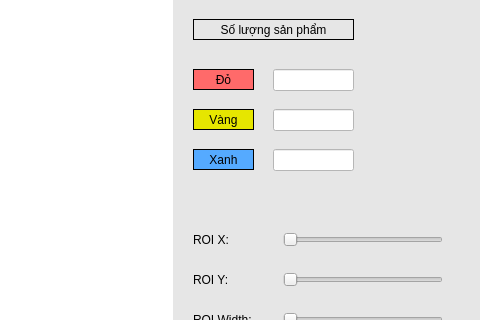
The window that InterfaceApp/pyqt/Services/widget.ui (vuloc333/Delta_v1.0) describes before a commit, drawn with Qt 5; both pictures show x 489 to 969 and y 127 to 447 of the 969 by 642 pixel window.
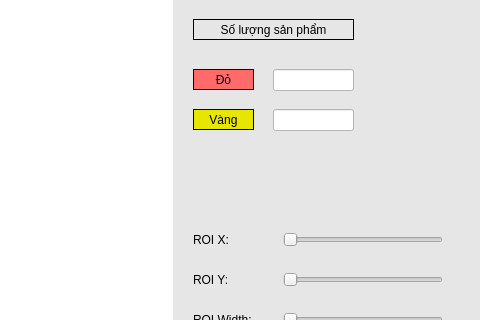
The same window after the commit.

```diff
--- a/InterfaceApp/pyqt/Services/widget.ui
+++ b/InterfaceApp/pyqt/Services/widget.ui
@@ -112,28 +112,6 @@
       <set>Qt::AlignmentFlag::AlignCenter</set>
      </property>
     </widget>
-    <widget class="QLabel" name="lblGrnPD">
-     <property name="geometry">
-      <rect>
-       <x>680</x>
-       <y>250</y>
-       <width>61</width>
-       <height>21</height>
-      </rect>
-     </property>
-     <property name="styleSheet">
-      <string notr="true">background-color: rgb(85, 170, 255);</string>
-     </property>
-     <property name="frameShape">
-      <enum>QFrame::Shape::Box</enum>
-     </property>
-     <property name="text">
-      <string>Xanh</string>
-     </property>
-     <property name="alignment">
-      <set>Qt::AlignmentFlag::AlignCenter</set>
-     </property>
-    </widget>
     <widget class="QPushButton" name="btnStart">
      <property name="geometry">
       <rect>
@@ -368,28 +346,6 @@
       <bool>true</bool>
      </property>
     </widget>
-    <widget class="QLineEdit" name="linePdBlu">
-     <property name="geometry">
-      <rect>
-       <x>760</x>
-       <y>250</y>
-       <width>81</width>
-       <height>22</height>
-      </rect>
-     </property>
-     <property name="accessibleDescription">
-      <string/>
-     </property>
-     <property name="styleSheet">
-      <string notr="true">background-color: rgb(255, 255, 255);</string>
-     </property>
-     <property name="text">
-      <string/>
-     </property>
-     <property name="readOnly">
-      <bool>true</bool>
-     </property>
-    </widget>
     <widget class="QLabel" name="lbl1_67">
      <property name="geometry">
       <rect>
```
